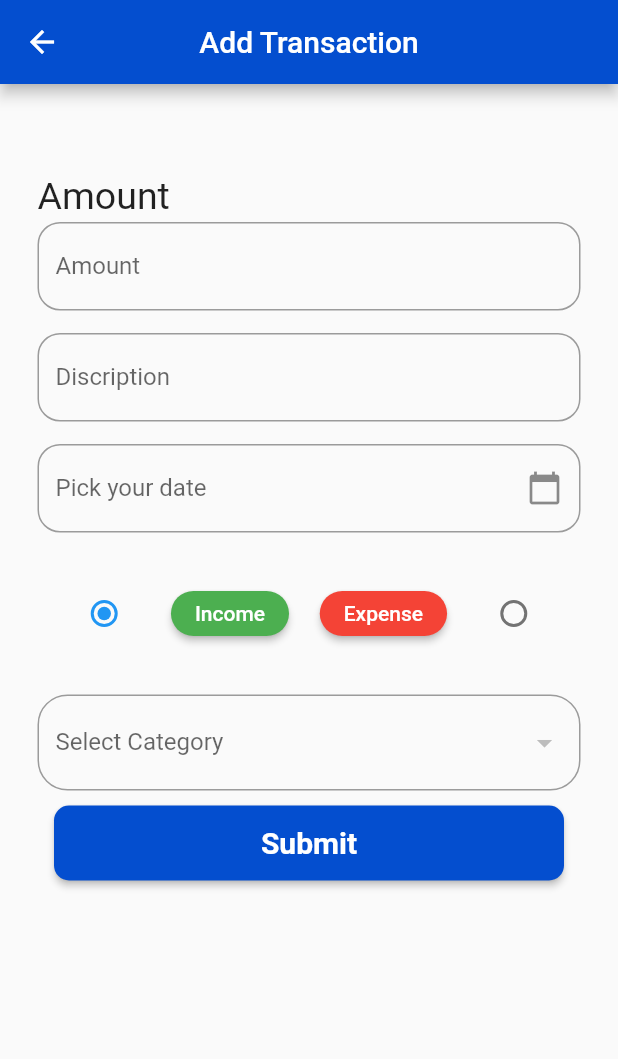
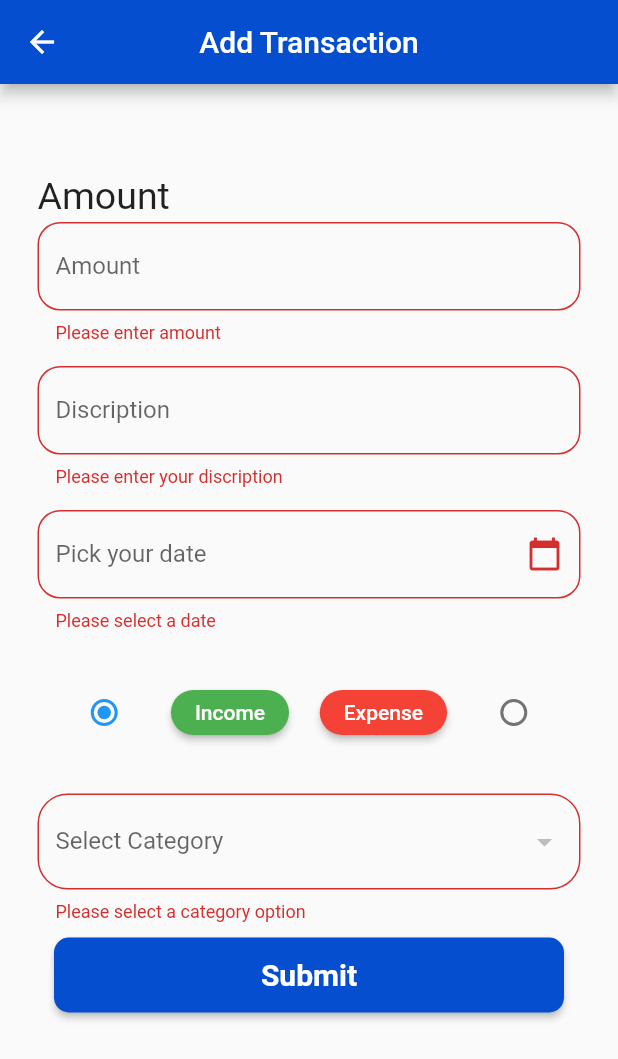
Before and after one commit to sandeeppggroup/Cash_Coach, a Flutter app: the AddTransaction screen opened directly, after a tap on "Submit", on a phone screen of 412 x 824 dp. Shown: the top 1059 px of the screen. Run offline on Flutter 3.47's test engine with Material 2 defaults, Android fonts, the phone set to English and light mode, and no system bars; our stand-ins replace hive_flutter, iconly, lottie; missing offline and left inert: dart:ffi; accounts and stored records are empty.

Commit message:
9/5/2023 TransactionDB almost completed

```diff
--- /dev/null
+++ b/lib/db_functions/transactions/transaction_db.dart
@@ -0,0 +1,44 @@
+import 'package:flutter/material.dart';
+import 'package:hive_flutter/adapters.dart';
+import 'package:money_management/models/category/category_model.dart';
+import 'package:money_management/models/transaction/transaction_model.dart';
+
+const TRANSACTION_DB_NAME = 'transaction-db';
+
+abstract class TransactionDbFunctions {
+  Future<void> addTransaction(TransactionModel obj);
+  Future<List<TransactionModel>> getAllTransaction();
+}
+
+class TransactionDB implements TransactionDbFunctions {
+  TransactionDB._internal();
+  static TransactionDB instance = TransactionDB._internal();
+
+  factory TransactionDB() {
+    return instance;
+  }
+
+  ValueNotifier<List<TransactionModel>> transactionListNOtifier =
+      ValueNotifier([]);
+
+  @override
+  Future<void> addTransaction(TransactionModel obj) async {
+    final _transactionDB =
+        await Hive.openBox<TransactionModel>(TRANSACTION_DB_NAME);
+    await _transactionDB.put(obj.id, obj);
+  }
+
+  Future<void> refresh() async {
+    final _list = await getAllTransaction();
+    transactionListNOtifier.value.clear();
+    transactionListNOtifier.value.addAll(_list);
+    transactionListNOtifier.notifyListeners();
+  }
+
+  @override
+  Future<List<TransactionModel>> getAllTransaction() async {
+    final _transactionDB =
+        await Hive.openBox<TransactionModel>(TRANSACTION_DB_NAME);
+    return _transactionDB.values.toList();
+  }
+}
--- a/lib/main.dart
+++ b/lib/main.dart
@@ -2,6 +2,7 @@ import 'package:flutter/material.dart';
 import 'package:hive_flutter/hive_flutter.dart';
 import 'package:money_management/db_functions/category/category_db.dart';
 import 'package:money_management/models/category/category_model.dart';
+import 'package:money_management/models/transaction/transaction_model.dart';
 
 import 'package:money_management/screens/screen_splash/splash_two.dart';
 
@@ -12,6 +13,10 @@ Future<void> main() async {
   print(obj1 == obj2);
   WidgetsFlutterBinding.ensureInitialized();
   await Hive.initFlutter();
+
+  if (!Hive.isAdapterRegistered(TransactionModelAdapter().typeId)) {
+    Hive.registerAdapter(TransactionModelAdapter());
+  }
 
   if (!Hive.isAdapterRegistered(CategoryTypeAdapter().typeId)) {
     Hive.registerAdapter(CategoryTypeAdapter());
--- /dev/null
+++ b/lib/models/transaction/transaction_model.dart
@@ -0,0 +1,34 @@
+import 'package:hive_flutter/adapters.dart';
+import 'package:money_management/models/category/category_model.dart';
+part 'transaction_model.g.dart';
+
+@HiveType(typeId: 3)
+class TransactionModel {
+  @HiveField(0)
+  final double amount;
+
+  @HiveField(1)
+  final String discription;
+
+  @HiveField(2)
+  final DateTime date;
+
+  @HiveField(3)
+  final CategoryType type;
+
+  @HiveField(4)
+  final CategoryModel category;
+
+  @HiveField(5)
+  String? id;
+
+  TransactionModel({
+    required this.amount,
+    required this.discription,
+    required this.date,
+    required this.type,
+    required this.category,
+  }){
+    id = DateTime.now().millisecondsSinceEpoch.toString();
+  }
+}
--- a/lib/screens/add_transactions/add_transactions.dart
+++ b/lib/screens/add_transactions/add_transactions.dart
@@ -3,7 +3,9 @@ import 'package:flutter/src/widgets/framework.dart';
 import 'package:flutter/src/widgets/placeholder.dart';
 import 'package:intl/intl.dart';
 import 'package:money_management/db_functions/category/category_db.dart';
+import 'package:money_management/db_functions/transactions/transaction_db.dart';
 import 'package:money_management/models/category/category_model.dart';
+import 'package:money_management/models/transaction/transaction_model.dart';
 
 class AddTransaction extends StatefulWidget {
   const AddTransaction({super.key});
@@ -27,7 +29,11 @@ class _AddTransactionState extends State<AddTransaction> {
 
   CategoryModel? _selectedCategoryModel;
 
-  String? _selectedOption;
+  String? _categoryID;
+
+  final _formKey = GlobalKey<FormState>();
+
+  String? _inputValue;
 
   @override
   void initState() {
@@ -49,6 +55,8 @@ class _AddTransactionState extends State<AddTransaction> {
       ),
       body: Padding(
         padding: const EdgeInsets.all(25.0),
+        child: Form(
+          key: _formKey,
           child: Column(
             crossAxisAlignment: CrossAxisAlignment.start,
             children: [
@@ -66,13 +74,13 @@ class _AddTransactionState extends State<AddTransaction> {
               TextFormField(
                 decoration: InputDecoration(
                   labelText: 'Amount',
-                border:
-                    OutlineInputBorder(borderRadius: BorderRadius.circular(15)),
+                  border: OutlineInputBorder(
+                      borderRadius: BorderRadius.circular(15)),
                 ),
                 controller: _amountController,
                 keyboardType: TextInputType.number,
                 onChanged: (value) {
-                print('Name changed to $value');
+                  _inputValue == value;
                 },
                 validator: (value) {
                   if (value!.isEmpty) {
@@ -89,8 +97,8 @@ class _AddTransactionState extends State<AddTransaction> {
               TextFormField(
                 decoration: InputDecoration(
                   labelText: 'Discription',
-                border:
-                    OutlineInputBorder(borderRadius: BorderRadius.circular(15)),
+                  border: OutlineInputBorder(
+                      borderRadius: BorderRadius.circular(15)),
                 ),
                 controller: _discriptionController,
                 keyboardType: TextInputType.text,
@@ -120,8 +128,8 @@ class _AddTransactionState extends State<AddTransaction> {
                     icon: Icon(Icons.calendar_today),
                   ),
                   labelText: 'Pick your date',
-                border:
-                    OutlineInputBorder(borderRadius: BorderRadius.circular(15)),
+                  border: OutlineInputBorder(
+                      borderRadius: BorderRadius.circular(15)),
                 ),
                 readOnly: true,
                 controller: _dateController,
@@ -131,7 +139,7 @@ class _AddTransactionState extends State<AddTransaction> {
                 },
                 validator: (value) {
                   if (value!.isEmpty) {
-                  return 'Please select date';
+                    return 'Please select a date';
                   }
                   return null;
                 },
@@ -153,7 +161,7 @@ class _AddTransactionState extends State<AddTransaction> {
                     onChanged: (newValue) {
                       setState(() {
                         _selectedCategoryType = CategoryType.income;
-                      _selectedOption = null;
+                        _categoryID = null;
                       });
                     },
                   ),
@@ -189,7 +197,7 @@ class _AddTransactionState extends State<AddTransaction> {
                     onChanged: (newValue) {
                       setState(() {
                         _selectedCategoryType = CategoryType.expense;
-                      _selectedOption = null;
+                        _categoryID = null;
                       });
                     },
                   ),
@@ -203,7 +211,7 @@ class _AddTransactionState extends State<AddTransaction> {
 
               DropdownButtonFormField<String>(
                 borderRadius: BorderRadius.circular(20),
-              value: _selectedOption,
+                value: _categoryID,
                 items: (_selectedCategoryType == CategoryType.income
                         ? CategoryDB().incomeCategoryListListener
                         : CategoryDB().expenseCategoryListListener)
@@ -212,14 +220,22 @@ class _AddTransactionState extends State<AddTransaction> {
                   return DropdownMenuItem(
                     value: e.id,
                     child: Text(e.name),
+                    onTap: () {
+                      _selectedCategoryModel = e;
+                    },
                   );
                 }).toList(),
                 onChanged: (selectedValue) {
                   setState(() {
-                  _selectedOption = selectedValue;
+                    _categoryID = selectedValue;
                   });
                 },
-
+                validator: (value) {
+                  if (value == null || value.isEmpty) {
+                    return 'Please select a category option';
+                  }
+                  return null;
+                },
                 decoration: InputDecoration(
                     labelText: 'Select Category',
                     border: OutlineInputBorder(
@@ -237,7 +253,7 @@ class _AddTransactionState extends State<AddTransaction> {
                     width: 340,
                     child: ElevatedButton(
                       onPressed: () {
-                      print(_selectedOption);
+                        addTransaction();
                       },
                       style: ElevatedButton.styleFrom(
                         backgroundColor: const Color.fromARGB(255, 4, 78, 207),
@@ -247,14 +263,15 @@ class _AddTransactionState extends State<AddTransaction> {
                       ),
                       child: const Text(
                         'Submit',
-                      style:
-                          TextStyle(fontSize: 20, fontWeight: FontWeight.w700),
+                        style: TextStyle(
+                            fontSize: 20, fontWeight: FontWeight.w700),
                       ),
                     ),
                   ),
                 ],
               ),
             ],
+          ),
         ),
       ),
     );
@@ -274,4 +291,64 @@ class _AddTransactionState extends State<AddTransaction> {
       });
     }
   }
+
+  Future<void> addTransaction() async {
+    final _amountText = _amountController.text;
+    final _discriptionText = _discriptionController.text;
+    // if (_amountText.isEmpty) {
+    //   return;
+    // }
+    // if (_discriptionText.isEmpty) {
+    //   return;
+    // }
+    // if (_categoryID == null) {
+    //   return;
+    // }
+    if (_formKey.currentState!.validate()) {
+      _formKey.currentState?.save();
+      final _amount = _amountController.text;
+      if (_amount.isEmpty) {
+        return;
       }
+    }
+    if (_formKey.currentState!.validate()) {
+      _formKey.currentState?.save();
+      final _discription = _discriptionController.text;
+      if (_discription.isEmpty) {
+        return;
+      }
+    }
+    if (_formKey.currentState!.validate()) {
+      _formKey.currentState?.save();
+      final _date = _dateController.text;
+      if (_date.isEmpty) {
+        return;
+      }
+    }
+    if (_formKey.currentState!.validate()) {
+      _formKey.currentState?.save();
+
+      if (_selectedCategoryType == null) {
+        return;
+      }
+    }
+
+    // _selectedDate;
+    // _selectedCategoryType;
+    // _categoryID;
+
+    final _parsedAmount = double.tryParse(_amountText);
+    if (_parsedAmount == null) {
+      return;
+    }
+
+    final _model = TransactionModel(
+      amount: _parsedAmount,
+      discription: _discriptionText,
+      date: _selectedDate!,
+      type: _selectedCategoryType!,
+      category: _selectedCategoryModel!,
+    );
+    TransactionDB.instance.addTransaction(_model);
+  }
+}
```
Also changed, not shown: lib/screens/home/screen_home.dart (+35 -8 lines), lib/models/transaction/transaction_model.g.dart (added). Lines whose indentation alone changed are shown as unchanged.
